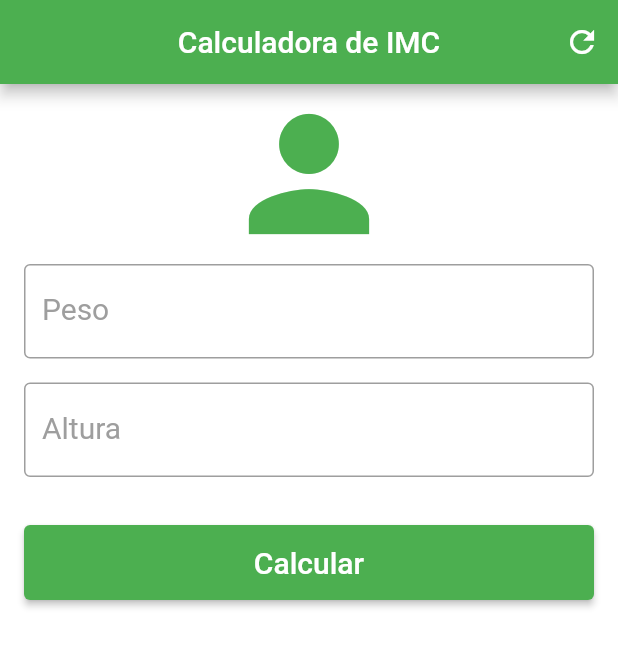
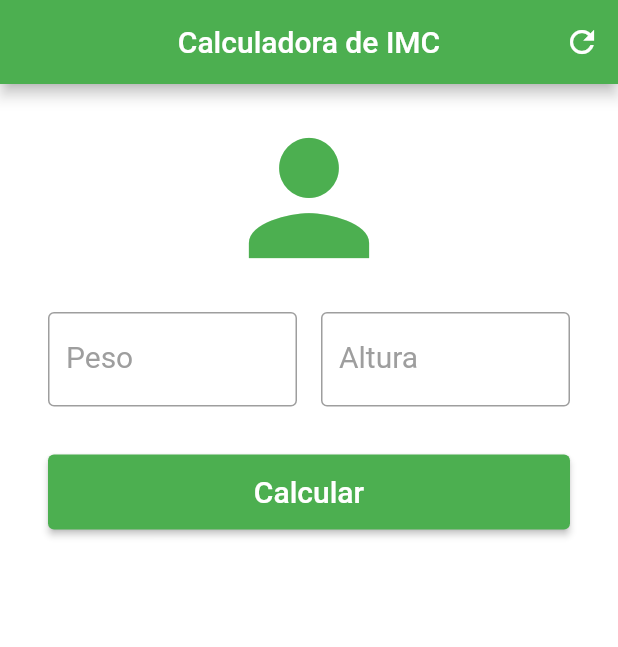
Before and after one commit to menezesho/IMC-Calculator, a Flutter app: the screen it shows after launch, after a tap on "Calcular", after a tap on the "refresh" icon, on a phone screen of 412 x 824 dp. Shown: the top 647 px of the screen. Run offline on Flutter 3.47's test engine with Material 2 defaults, Android fonts, the phone set to English and light mode, and no system bars.

Commit message:
Alteração da disposição dos elementos

```diff
--- a/lib/main.dart
+++ b/lib/main.dart
@@ -1,8 +1,7 @@
-import 'package:flutter/cupertino.dart';
 import 'package:flutter/material.dart';
 
 void main() {
-  runApp(MyApp());
+  runApp(const MyApp());
 }
 
 class MyApp extends StatelessWidget {
@@ -10,7 +9,7 @@ class MyApp extends StatelessWidget {
 
   @override
   Widget build(BuildContext context) {
-    return MaterialApp(
+    return const MaterialApp(
       debugShowCheckedModeBanner: false,
       home: Home(),
     );
@@ -18,7 +17,7 @@ class MyApp extends StatelessWidget {
 }
 
 class Home extends StatefulWidget {
-  Home({super.key});
+  const Home({super.key});
 
   @override
   State<Home> createState() => _HomeState();
@@ -34,8 +33,8 @@ class _HomeState extends State<Home> {
 
   void _resetFields() {
     weightErrorMessage = heightErrorMessage = null;
-    weightController.text = '';
-    heightController.text = '';
+    weightController.clear();
+    heightController.clear();
     setState(() {
       _infoText = '';
     });
@@ -61,17 +60,19 @@ class _HomeState extends State<Home> {
     double height = double.parse(heightController.text) / 100;
     double imc = weight / (height * height);
     setState(() {
-      if (imc < 18.6)
+      if (imc < 18.6) {
         _infoText = 'Abaixo do peso';
-      else if (imc >= 18.6 && imc < 24.9)
+      } else if (imc >= 18.6 && imc < 24.9) {
         _infoText = 'Peso ideal';
-      else if (imc >= 24.9 && imc < 29.9)
+      } else if (imc >= 24.9 && imc < 29.9) {
         _infoText = 'Levemente acima do peso';
-      else if (imc >= 29.9 && imc < 34.9)
+      } else if (imc >= 29.9 && imc < 34.9) {
         _infoText = 'Obesidade - Grau I';
-      else if (imc >= 34.9 && imc < 39.9)
+      } else if (imc >= 34.9 && imc < 39.9) {
         _infoText = 'Obesidade - Grau II';
-      else if (imc >= 40) _infoText = 'Obesidade - Grau III';
+      } else if (imc >= 40) {
+        _infoText = 'Obesidade - Grau III';
+      }
       _infoText += ' (${imc.toStringAsFixed(2)})';
     });
   }
@@ -80,90 +81,101 @@ class _HomeState extends State<Home> {
   Widget build(BuildContext context) {
     return Scaffold(
       appBar: AppBar(
-        title: Text('Calculadora de IMC'),
+        title: const Text('Calculadora de IMC'),
         centerTitle: true,
         backgroundColor: Colors.green,
         actions: [
-          IconButton(onPressed: _resetFields, icon: Icon(Icons.refresh)),
+          IconButton(onPressed: _resetFields, icon: const Icon(Icons.refresh)),
         ],
       ),
       backgroundColor: Colors.white,
       body: SingleChildScrollView(
         child: Padding(
-          padding: EdgeInsets.symmetric(horizontal: 16),
+          padding: const EdgeInsets.symmetric(horizontal: 32),
           child: Column(
             crossAxisAlignment: CrossAxisAlignment.stretch,
             children: [
-              Icon(
+              const Padding(
+                padding: EdgeInsets.symmetric(vertical: 16),
+                child: Icon(
                   Icons.person_sharp,
                   size: 120,
                   color: Colors.green,
                 ),
-              TextField(
+              ),
+              Row(
+                children: [
+                  Expanded(
+                    child: TextField(
                       controller: weightController,
                       keyboardType: TextInputType.number,
                       decoration: InputDecoration(
-                  border: OutlineInputBorder(
+                        border: const OutlineInputBorder(
                           borderSide: BorderSide(
                             color: Colors.green,
                             width: 2,
                           ),
                         ),
-                  focusedBorder: OutlineInputBorder(
+                        focusedBorder: const OutlineInputBorder(
                           borderSide: BorderSide(
                             color: Colors.green,
                             width: 2,
                           ),
                         ),
                         labelText: 'Peso',
-                  labelStyle: TextStyle(color: Colors.grey, fontSize: 20),
-                  suffix: Text('kg', style: TextStyle(color: Colors.grey)),
+                        labelStyle: const TextStyle(color: Colors.grey, fontSize: 20),
+                        suffix: const Text('kg', style: TextStyle(color: Colors.grey)),
                         errorText: weightErrorMessage,
                       ),
-                style: TextStyle(
+                      style: const TextStyle(
                         color: Colors.grey,
                         fontSize: 20,
                       ),
                     ),
-              SizedBox(height: 16),
-              TextField(
+                  ),
+                  const SizedBox(width: 16), // Add spacing between the text fields
+                  Expanded(
+                    child: TextField(
                       controller: heightController,
                       keyboardType: TextInputType.number,
                       decoration: InputDecoration(
-                  border: OutlineInputBorder(
+                        border: const OutlineInputBorder(
                           borderSide: BorderSide(
                             color: Colors.green,
                             width: 2,
                           ),
                         ),
-                  focusedBorder: OutlineInputBorder(
+                        focusedBorder: const OutlineInputBorder(
                           borderSide: BorderSide(
                             color: Colors.green,
                             width: 2,
                           ),
                         ),
                         labelText: 'Altura',
-                  labelStyle: TextStyle(color: Colors.grey, fontSize: 20),
-                  suffix: Text('cm', style: TextStyle(color: Colors.grey)),
+                        labelStyle: const TextStyle(color: Colors.grey, fontSize: 20),
+                        suffix: const Text('cm', style: TextStyle(color: Colors.grey)),
                         errorText: heightErrorMessage,
                       ),
-                style: TextStyle(
+                      style: const TextStyle(
                         color: Colors.grey,
                         fontSize: 20,
                       ),
                     ),
+                  ),
+                ],
+              ),
               Padding(
                 padding: const EdgeInsets.symmetric(vertical: 32),
-                child: Container(
+                child: SizedBox(
                   height: 50,
                   child: ElevatedButton(
                     onPressed: _calculate,
-                    child: Text(
+                    style: ElevatedButton.styleFrom(
+                      primary: Colors.green,
+                    ),
+                    child: const Text(
                       'Calcular',
                       style: TextStyle(color: Colors.white, fontSize: 20),
-                    ),
-                    style: ElevatedButton.styleFrom(
-                      primary: Colors.green,
                     ),
                   ),
                 ),
@@ -171,8 +183,8 @@ class _HomeState extends State<Home> {
               Text(
                 _infoText,
                 textAlign: TextAlign.center,
-                style: TextStyle(color: Colors.green, fontSize: 20),
-              )
+                style: const TextStyle(color: Colors.green, fontSize: 20),
+              ),
             ],
           ),
         ),
```
Lines whose indentation alone changed are shown as unchanged.
